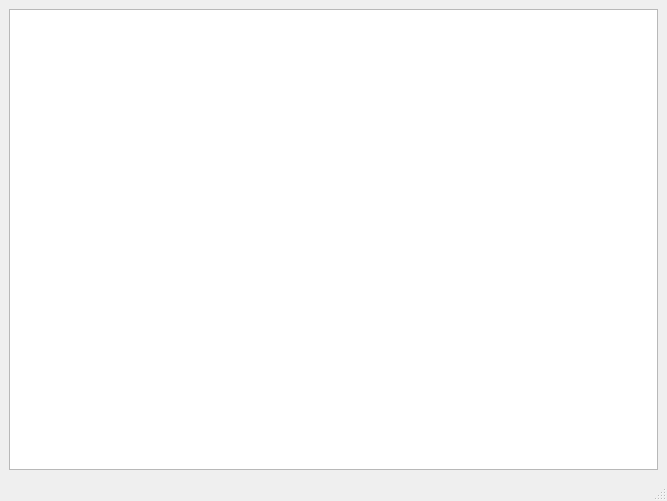
The window that src/pencil_mob_server.ui (Kracav4ik/pencil_mob) describes before a commit, drawn with Qt 5.
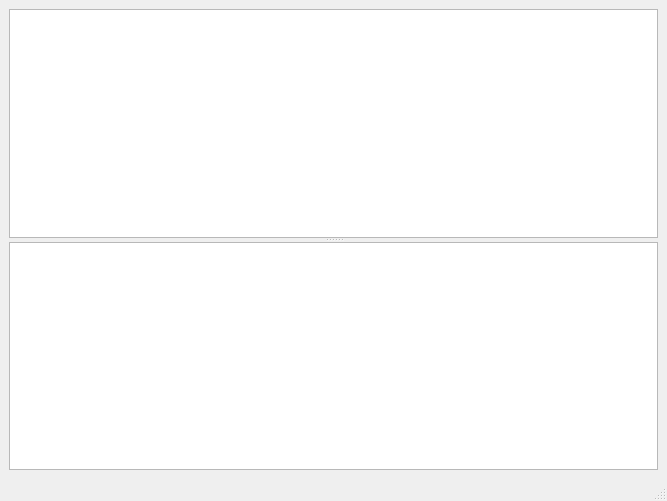
The same window after the commit.

Commit message: debug added for server sending/receiving message

```diff
--- a/src/pencil_mob_server.ui
+++ b/src/pencil_mob_server.ui
@@ -14,12 +14,22 @@
    <string>Pencil mob server</string>
   </property>
   <widget class="QWidget" name="centralwidget">
-   <layout class="QVBoxLayout" name="verticalLayout">
+   <layout class="QHBoxLayout" name="horizontalLayout">
     <item>
-     <widget class="QTextEdit" name="textEdit">
+     <widget class="QSplitter" name="splitter">
+      <property name="orientation">
+       <enum>Qt::Vertical</enum>
+      </property>
+      <widget class="QTextEdit" name="debugEdit">
       <property name="readOnly">
        <bool>true</bool>
       </property>
+      </widget>
+      <widget class="QTextEdit" name="chatEdit">
+       <property name="readOnly">
+        <bool>true</bool>
+       </property>
+      </widget>
      </widget>
     </item>
    </layout>
```
Lines whose indentation alone changed are shown as unchanged. The commit also changes 1 other file.
